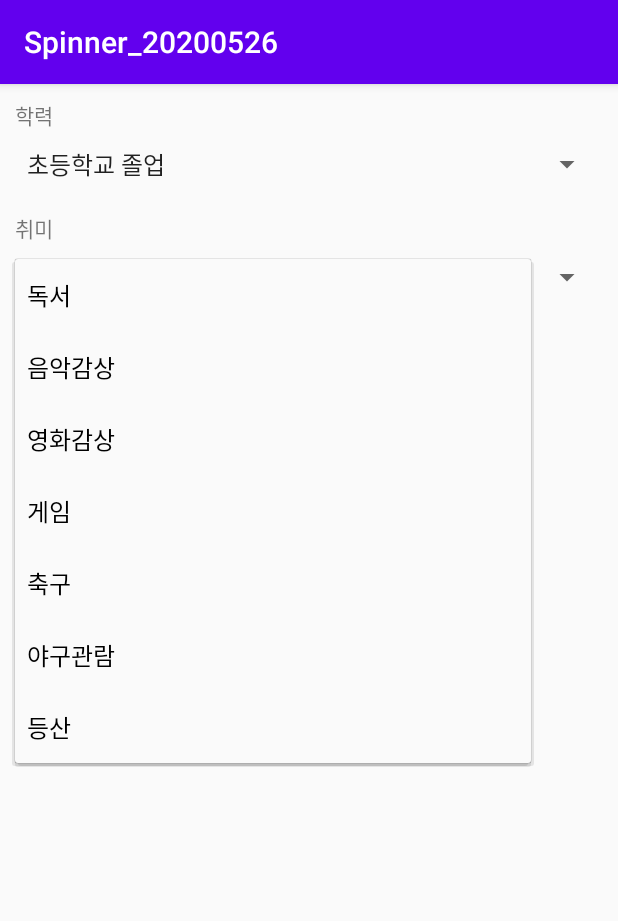
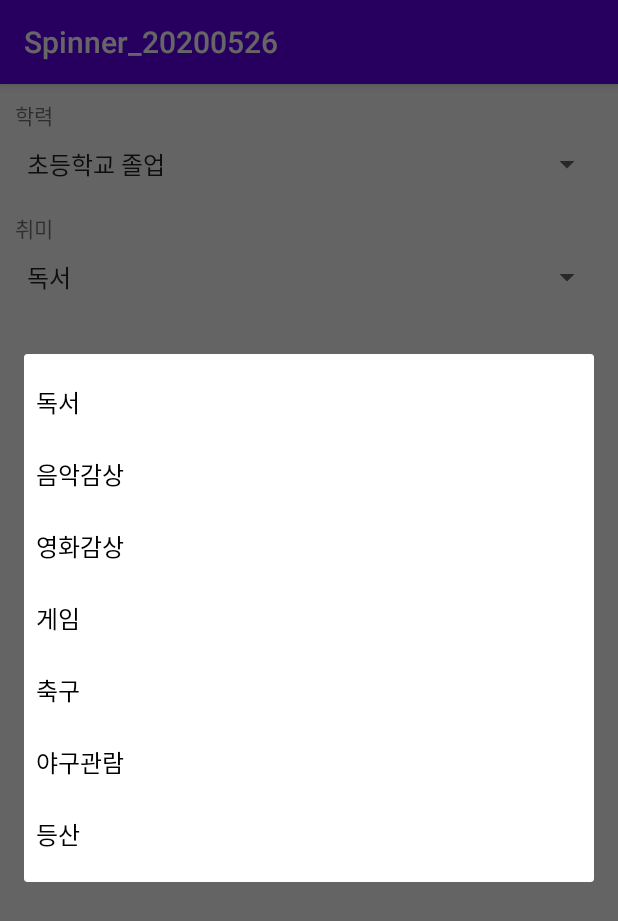
Before and after one commit to yhwba/Spinner_20200526, an Android app: the screen it shows after launch (MainActivity), after a tap on "독서", on a phone screen of 412 x 824 dp. Shown: the top 921 px of the screen. Run offline under Robolectric (Android 15) with nearby library versions, the phone set to English and light mode, and no system bars; our stand-ins replace data binding.

```diff
--- a/app/src/main/res/layout/activity_main.xml
+++ b/app/src/main/res/layout/activity_main.xml
@@ -30,7 +30,8 @@
             android:layout_width="match_parent"
             android:layout_height="wrap_content"
             android:layout_marginTop="10dp"
-            android:entries="@array/hobbys" />
+            android:entries="@array/hobbys"
+            android:spinnerMode="dialog"/>
 
     </LinearLayout>
 </layout>
```
